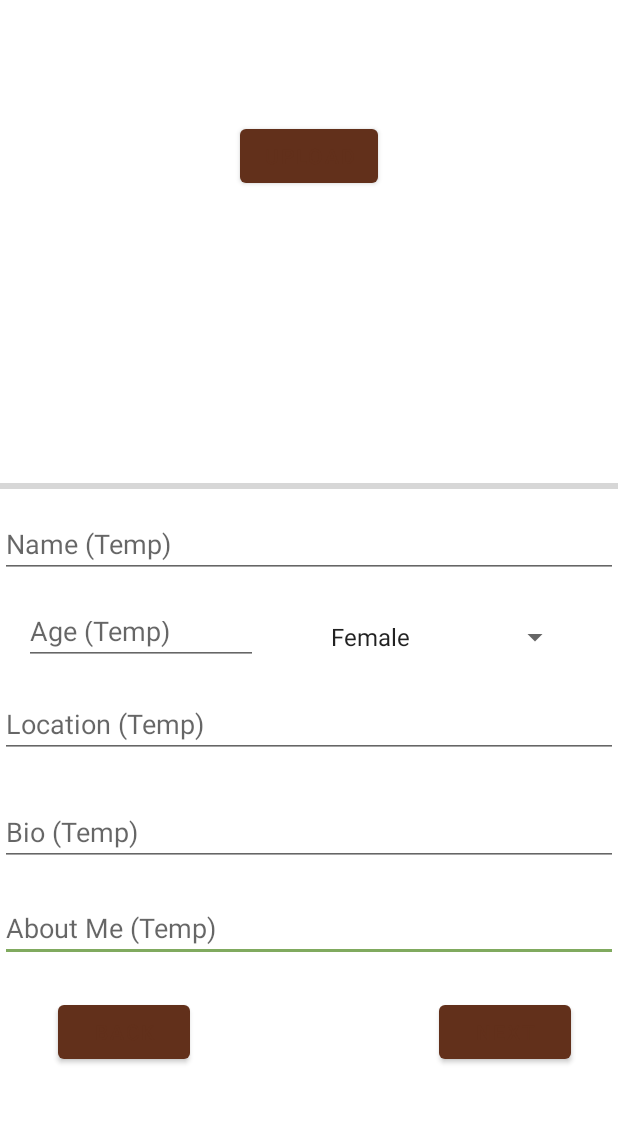
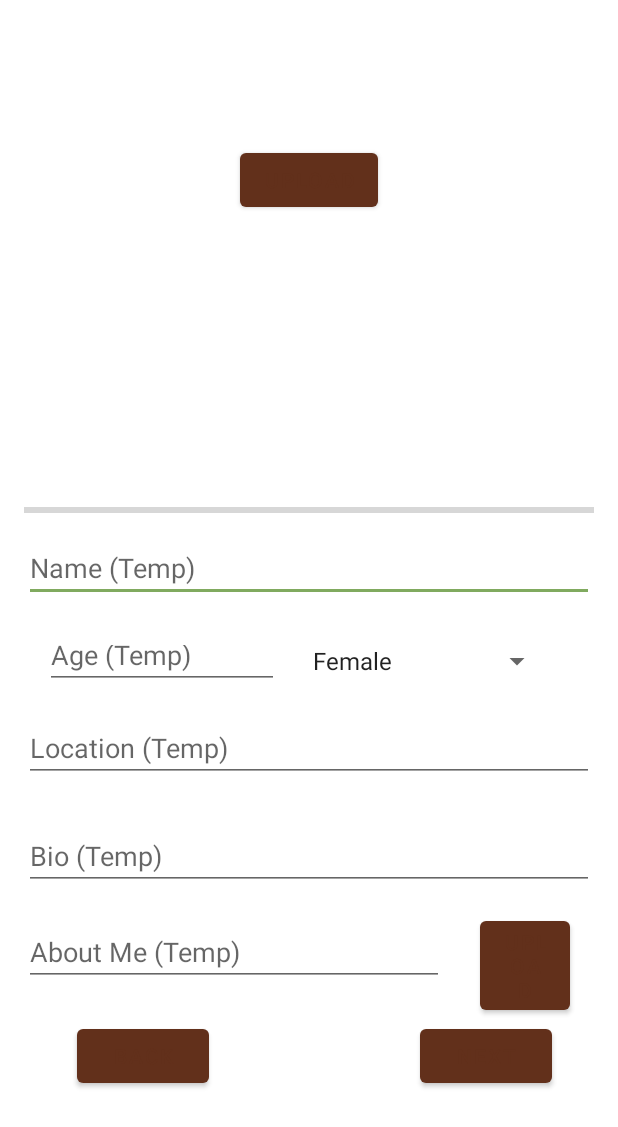
Before and after one commit to gelaelala/WanderPaw-Project, an Android app: the AnimalProfileDataInputActivity screen opened directly, with no data from a screen before it, on a phone screen of 412 x 824 dp. Shown: the top 1127 px of the screen. Run offline under Robolectric (Android 15) with nearby library versions, the phone set to English and light mode, and no system bars; our stand-ins replace Firebase (no records; nobody signed in at launch, a user with empty details on screens opened directly), Picasso.

Commit message:
created a method to add input field with a button click and customized the input field specifically

```diff
--- a/Source Code/app/src/main/java/com/codingstuff/loginandsignup/ProfilePage.kt
+++ b/Source Code/app/src/main/java/com/codingstuff/loginandsignup/ProfilePage.kt
@@ -1,5 +1,6 @@
 package com.codingstuff.loginandsignup
 
+import android.content.Intent
 import android.net.ConnectivityManager
 import android.net.NetworkCapabilities
 import android.os.Build
@@ -51,6 +52,11 @@ class ProfilePage : AppCompatActivity() {
 
         val currentUser = firebaseAuth.currentUser
         val userId = currentUser?.uid
+
+        binding.addPetProfileButton.setOnClickListener{
+            val intent = Intent(this, AnimalProfileDataInputActivity::class.java)
+            startActivity(intent)
+        }
 
         if (isNetworkConnected()) {
             userId?.let { retrieveUserData(it) }
--- a/Source Code/app/src/main/res/layout/activity_animal_profile_data_input.xml
+++ b/Source Code/app/src/main/res/layout/activity_animal_profile_data_input.xml
@@ -1,7 +1,16 @@
 <?xml version="1.0" encoding="utf-8"?>
-<androidx.constraintlayout.widget.ConstraintLayout xmlns:android="http://schemas.android.com/apk/res/android"
+<ScrollView xmlns:android="http://schemas.android.com/apk/res/android"
     xmlns:app="http://schemas.android.com/apk/res-auto"
     xmlns:tools="http://schemas.android.com/tools"
+    android:layout_width="match_parent"
+    android:layout_height="match_parent">
+    <LinearLayout
+        android:id="@+id/inputContainer"
+        android:layout_width="match_parent"
+        android:layout_height="wrap_content"
+        android:orientation="vertical"
+        android:padding="16dp">
+        <androidx.constraintlayout.widget.ConstraintLayout
             android:layout_width="match_parent"
             android:layout_height="match_parent"
             tools:context=".AnimalProfileDataInputActivity">
@@ -9,7 +18,7 @@
 
             <EditText
                 android:id="@+id/aboutMeInputField"
-        android:layout_width="match_parent"
+                android:layout_width="280dp"
                 android:layout_height="wrap_content"
                 android:layout_marginTop="596dp"
                 android:hint="About Me (Temp)"
@@ -124,6 +133,18 @@
                 app:layout_constraintStart_toStartOf="parent"
                 app:layout_constraintTop_toTopOf="parent" />
 
+            <Button
+                android:id="@+id/addButton"
+                android:layout_width="60dp"
+                android:layout_height="wrap_content"
+                android:layout_marginTop="592dp"
+                android:onClick="onButtonClick"
+                android:text="Upload"
+                app:layout_constraintEnd_toEndOf="parent"
+                app:layout_constraintHorizontal_bias="0.949"
+                app:layout_constraintStart_toStartOf="parent"
+                app:layout_constraintTop_toTopOf="parent" />
+
             <ProgressBar
                 android:id="@+id/progressBarImg"
                 style="@style/Widget.AppCompat.ProgressBar.Horizontal"
@@ -140,7 +161,7 @@
                 android:layout_width="409dp"
                 android:layout_height="180dp"
                 android:layout_marginTop="140dp"
-        app:layout_constraintBottom_toTopOf="@+id/progress_bar_img"
+                app:layout_constraintBottom_toTopOf="@+id/progressBarImg"
                 app:layout_constraintEnd_toEndOf="parent"
                 app:layout_constraintHorizontal_bias="0.0"
                 app:layout_constraintStart_toStartOf="parent"
@@ -149,3 +170,5 @@
 
 
         </androidx.constraintlayout.widget.ConstraintLayout>
+    </LinearLayout>
+</ScrollView>
```
Also changed, not shown: Source Code/app/src/main/java/com/codingstuff/loginandsignup/AnimProfileDataInputActivity2.kt (deleted, +0 -11 lines), Source Code/app/src/main/java/com/codingstuff/loginandsignup/AnimProfileDataInputActivity3.kt (deleted, +0 -11 lines), Source Code/app/src/main/java/com/codingstuff/loginandsignup/AnimalProfileDataInputActivity.kt (+25 -1 lines), Source Code/app/src/main/java/com/codingstuff/loginandsignup/FIleSelectionUtils.kt (deleted, +0 -31 lines), Source Code/app/src/main/res/layout/activity_anim_profile_data_input2.xml (deleted, +0 -9 lines), Source Code/app/src/main/res/layout/activity_anim_profile_data_input3.xml (deleted, +0 -9 lines). Lines whose indentation alone changed are shown as unchanged.
